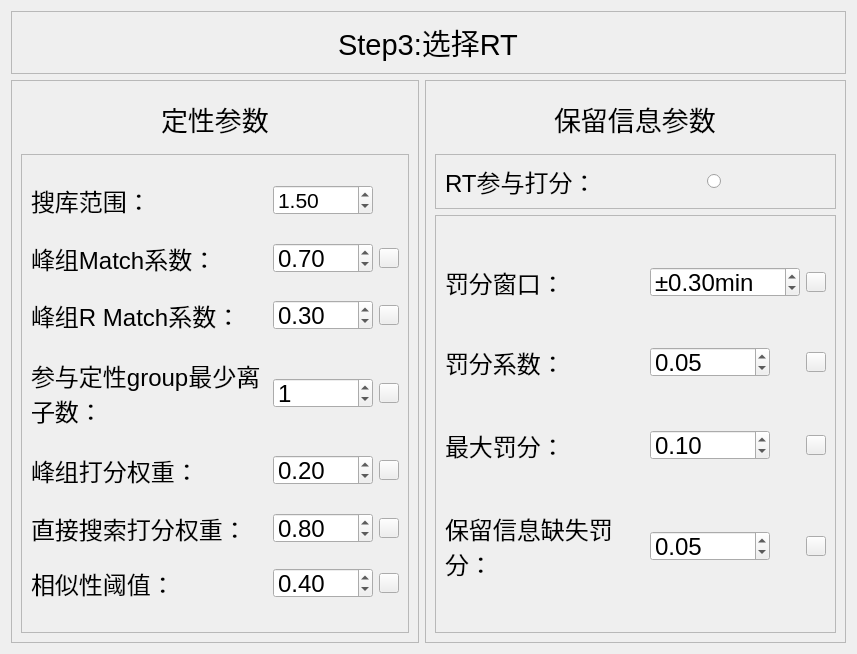
Old version of the form Dataanalysis/step_3_RT.ui in the repository yuanhonglun/GC-WTS.
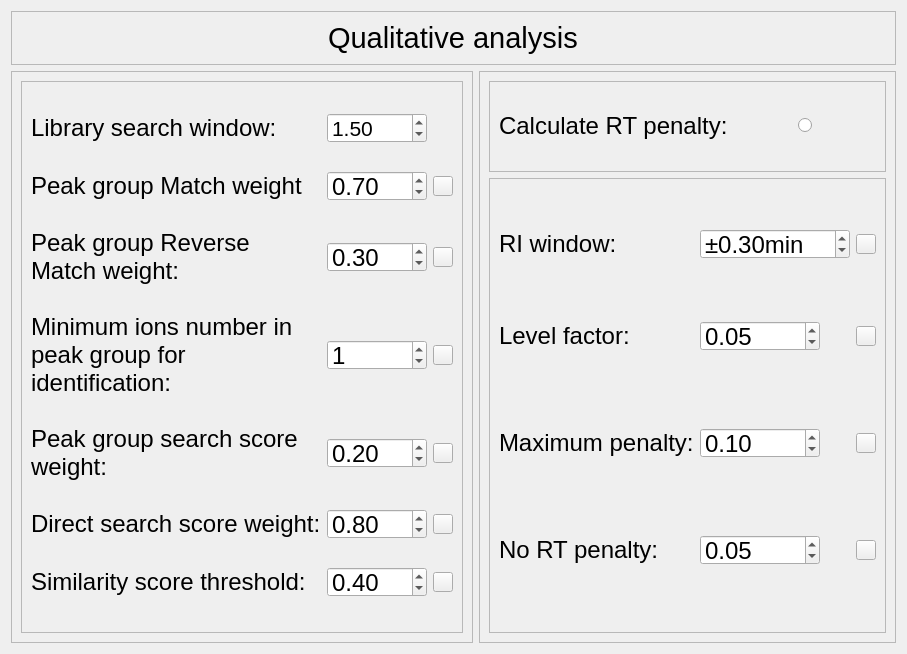
New version of the form. Icons and pictures are not drawn.

```diff
--- a/Dataanalysis/step_3_RT.ui
+++ b/Dataanalysis/step_3_RT.ui
@@ -43,7 +43,7 @@
          <string notr="true">font: 22pt;</string>
         </property>
         <property name="text">
-         <string>Step3:选择RT</string>
+         <string>Qualitative analysis</string>
         </property>
        </widget>
       </item>
@@ -58,105 +58,8 @@
      <property name="frameShadow">
       <enum>QFrame::Raised</enum>
      </property>
-     <layout class="QGridLayout" name="gridLayout_3" rowstretch="1,1,10">
+     <layout class="QGridLayout" name="gridLayout_3" rowstretch="1,5">
       <item row="1" column="0">
-       <widget class="QFrame" name="frame_6">
-        <property name="frameShape">
-         <enum>QFrame::StyledPanel</enum>
-        </property>
-        <property name="frameShadow">
-         <enum>QFrame::Raised</enum>
-        </property>
-        <layout class="QGridLayout" name="gridLayout_6">
-         <item row="0" column="0">
-          <widget class="QLabel" name="label_6">
-           <property name="sizePolicy">
-            <sizepolicy hsizetype="Maximum" vsizetype="Preferred">
-             <horstretch>0</horstretch>
-             <verstretch>0</verstretch>
-            </sizepolicy>
-           </property>
-           <property name="minimumSize">
-            <size>
-             <width>0</width>
-             <height>0</height>
-            </size>
-           </property>
-           <property name="maximumSize">
-            <size>
-             <width>16777215</width>
-             <height>16777215</height>
-            </size>
-           </property>
-           <property name="font">
-            <font>
-             <pointsize>18</pointsize>
-             <weight>50</weight>
-             <italic>false</italic>
-             <bold>false</bold>
-            </font>
-           </property>
-           <property name="styleSheet">
-            <string notr="true">font: 18pt;</string>
-           </property>
-           <property name="text">
-            <string>RT参与打分：</string>
-           </property>
-          </widget>
-         </item>
-         <item row="0" column="1" alignment="Qt::AlignHCenter">
-          <widget class="QRadioButton" name="radioButton">
-           <property name="sizePolicy">
-            <sizepolicy hsizetype="Maximum" vsizetype="Fixed">
-             <horstretch>0</horstretch>
-             <verstretch>0</verstretch>
-            </sizepolicy>
-           </property>
-           <property name="styleSheet">
-            <string notr="true">font: 18pt;</string>
-           </property>
-           <property name="text">
-            <string/>
-           </property>
-           <property name="checked">
-            <bool>false</bool>
-           </property>
-          </widget>
-         </item>
-        </layout>
-       </widget>
-      </item>
-      <item row="0" column="0">
-       <widget class="QWidget" name="widget_3" native="true">
-        <layout class="QHBoxLayout" name="horizontalLayout_5">
-         <item>
-          <widget class="QLabel" name="label_12">
-           <property name="sizePolicy">
-            <sizepolicy hsizetype="Maximum" vsizetype="Maximum">
-             <horstretch>0</horstretch>
-             <verstretch>0</verstretch>
-            </sizepolicy>
-           </property>
-           <property name="font">
-            <font>
-             <pointsize>20</pointsize>
-             <weight>50</weight>
-             <italic>false</italic>
-             <bold>false</bold>
-            </font>
-           </property>
-           <property name="styleSheet">
-            <string notr="true">font: 20pt;</string>
-           </property>
-           <property name="text">
-            <string>保留信息参数</string>
-           </property>
-          </widget>
-         </item>
-        </layout>
-       </widget>
-      </item>
-      <item row="2" column="0">
        <widget class="QFrame" name="frame_5">
         <property name="frameShape">
          <enum>QFrame::StyledPanel</enum>
@@ -197,7 +100,7 @@
             <string notr="true">font: 18pt;</string>
            </property>
            <property name="text">
-            <string>罚分窗口：</string>
+            <string>RI window:</string>
            </property>
           </widget>
          </item>
@@ -266,6 +169,18 @@
          </item>
          <item row="1" column="0">
           <widget class="QLabel" name="label_8">
+           <property name="minimumSize">
+            <size>
+             <width>0</width>
+             <height>60</height>
+            </size>
+           </property>
+           <property name="maximumSize">
+            <size>
+             <width>16777215</width>
+             <height>60</height>
+            </size>
+           </property>
            <property name="font">
             <font>
              <pointsize>18</pointsize>
@@ -278,10 +193,10 @@
             <string notr="true">font: 18pt;</string>
            </property>
            <property name="text">
-            <string>罚分系数：</string>
+            <string>Level factor:</string>
            </property>
            <property name="wordWrap">
-            <bool>true</bool>
+            <bool>false</bool>
            </property>
           </widget>
          </item>
@@ -344,6 +259,18 @@
          </item>
          <item row="2" column="0">
           <widget class="QLabel" name="label_10">
+           <property name="minimumSize">
+            <size>
+             <width>0</width>
+             <height>60</height>
+            </size>
+           </property>
+           <property name="maximumSize">
+            <size>
+             <width>16777215</width>
+             <height>60</height>
+            </size>
+           </property>
            <property name="font">
             <font>
              <pointsize>18</pointsize>
@@ -356,10 +283,10 @@
             <string notr="true">font: 18pt;</string>
            </property>
            <property name="text">
-            <string>最大罚分：</string>
+            <string>Maximum penalty:</string>
            </property>
            <property name="wordWrap">
-            <bool>true</bool>
+            <bool>false</bool>
            </property>
           </widget>
          </item>
@@ -425,6 +352,18 @@
          </item>
          <item row="3" column="0">
           <widget class="QLabel" name="label_11">
+           <property name="minimumSize">
+            <size>
+             <width>0</width>
+             <height>60</height>
+            </size>
+           </property>
+           <property name="maximumSize">
+            <size>
+             <width>16777215</width>
+             <height>60</height>
+            </size>
+           </property>
            <property name="font">
             <font>
              <pointsize>18</pointsize>
@@ -437,7 +376,7 @@
             <string notr="true">font: 18pt;</string>
            </property>
            <property name="text">
-            <string>保留信息缺失罚分：</string>
+            <string>No RT penalty:</string>
            </property>
            <property name="wordWrap">
             <bool>true</bool>
@@ -504,6 +443,73 @@
         </layout>
        </widget>
       </item>
+      <item row="0" column="0">
+       <widget class="QFrame" name="frame_6">
+        <property name="frameShape">
+         <enum>QFrame::StyledPanel</enum>
+        </property>
+        <property name="frameShadow">
+         <enum>QFrame::Raised</enum>
+        </property>
+        <layout class="QGridLayout" name="gridLayout_6">
+         <item row="0" column="0">
+          <widget class="QLabel" name="label_6">
+           <property name="sizePolicy">
+            <sizepolicy hsizetype="Maximum" vsizetype="Preferred">
+             <horstretch>0</horstretch>
+             <verstretch>0</verstretch>
+            </sizepolicy>
+           </property>
+           <property name="minimumSize">
+            <size>
+             <width>0</width>
+             <height>0</height>
+            </size>
+           </property>
+           <property name="maximumSize">
+            <size>
+             <width>16777215</width>
+             <height>16777215</height>
+            </size>
+           </property>
+           <property name="font">
+            <font>
+             <pointsize>18</pointsize>
+             <weight>50</weight>
+             <italic>false</italic>
+             <bold>false</bold>
+            </font>
+           </property>
+           <property name="styleSheet">
+            <string notr="true">font: 18pt;</string>
+           </property>
+           <property name="text">
+            <string>Calculate RT penalty:</string>
+           </property>
+          </widget>
+         </item>
+         <item row="0" column="1" alignment="Qt::AlignHCenter">
+          <widget class="QRadioButton" name="radioButton">
+           <property name="sizePolicy">
+            <sizepolicy hsizetype="Maximum" vsizetype="Fixed">
+             <horstretch>0</horstretch>
+             <verstretch>0</verstretch>
+            </sizepolicy>
+           </property>
+           <property name="styleSheet">
+            <string notr="true">font: 18pt;</string>
+           </property>
+           <property name="text">
+            <string/>
+           </property>
+           <property name="checked">
+            <bool>false</bool>
+           </property>
+          </widget>
+         </item>
+        </layout>
+       </widget>
+      </item>
      </layout>
     </widget>
    </item>
@@ -515,38 +521,8 @@
      <property name="frameShadow">
       <enum>QFrame::Raised</enum>
      </property>
-     <layout class="QGridLayout" name="gridLayout_5" rowstretch="1,10">
+     <layout class="QGridLayout" name="gridLayout_5" rowstretch="1">
       <item row="0" column="0">
-       <widget class="QWidget" name="widget_2" native="true">
-        <layout class="QHBoxLayout" name="horizontalLayout">
-         <item>
-          <widget class="QLabel" name="label_9">
-           <property name="sizePolicy">
-            <sizepolicy hsizetype="Maximum" vsizetype="Maximum">
-             <horstretch>0</horstretch>
-             <verstretch>0</verstretch>
-            </sizepolicy>
-           </property>
-           <property name="font">
-            <font>
-             <pointsize>20</pointsize>
-             <weight>50</weight>
-             <italic>false</italic>
-             <bold>false</bold>
-            </font>
-           </property>
-           <property name="styleSheet">
-            <string notr="true">font: 20pt;</string>
-           </property>
-           <property name="text">
-            <string>定性参数</string>
-           </property>
-          </widget>
-         </item>
-        </layout>
-       </widget>
-      </item>
-      <item row="1" column="0">
        <widget class="QFrame" name="frame_4">
         <property name="frameShape">
          <enum>QFrame::StyledPanel</enum>
@@ -587,7 +563,7 @@
             <string notr="true">font: 18pt;</string>
            </property>
            <property name="text">
-            <string>搜库范围：</string>
+            <string>Library search window:</string>
            </property>
           </widget>
          </item>
@@ -654,7 +630,7 @@
             <string notr="true">font: 18pt;</string>
            </property>
            <property name="text">
-            <string>峰组Match系数：</string>
+            <string>Peak group Match weight</string>
            </property>
           </widget>
          </item>
@@ -732,7 +708,7 @@
             <string notr="true">font: 18pt;</string>
            </property>
            <property name="text">
-            <string>峰组R Match系数：</string>
+            <string>Peak group Reverse Match weight:</string>
            </property>
            <property name="wordWrap">
             <bool>true</bool>
@@ -810,7 +786,7 @@
             <string notr="true">font: 18pt;</string>
            </property>
            <property name="text">
-            <string>参与定性group最少离子数：</string>
+            <string>Minimum ions number in peak group for identification:</string>
            </property>
            <property name="wordWrap">
             <bool>true</bool>
@@ -903,7 +879,7 @@
             <string notr="true">font: 18pt;</string>
            </property>
            <property name="text">
-            <string>峰组打分权重：</string>
+            <string>Peak group search score weight:</string>
            </property>
            <property name="wordWrap">
             <bool>true</bool>
@@ -999,7 +975,7 @@
             <string notr="true">font: 18pt;</string>
            </property>
            <property name="text">
-            <string>直接搜索打分权重：</string>
+            <string>Direct search score weight:</string>
            </property>
            <property name="wordWrap">
             <bool>false</bool>
@@ -1101,7 +1077,7 @@
             <string notr="true">font: 18pt;</string>
            </property>
            <property name="text">
-            <string>相似性阈值：</string>
+            <string>Similarity score threshold:</string>
            </property>
            <property name="wordWrap">
             <bool>false</bool>
```
Left out of the diff: 26 changed lines with no effect on the pictures.
